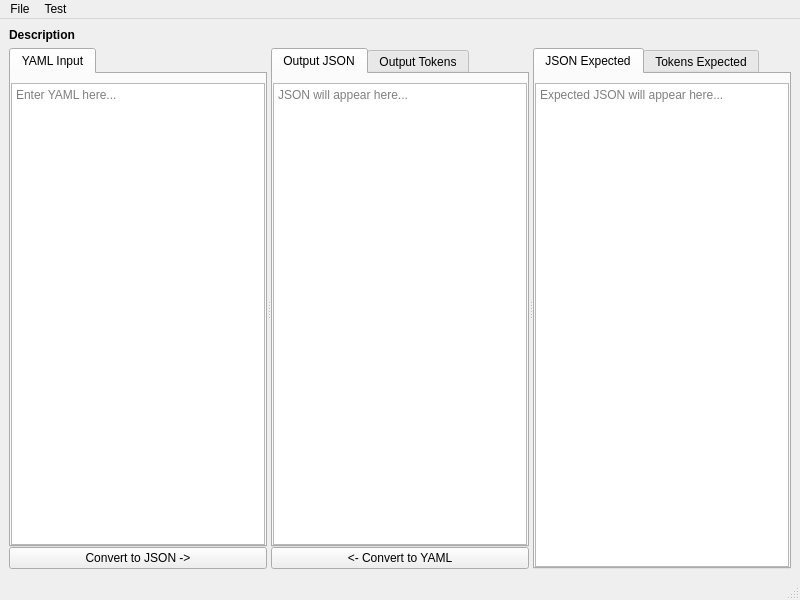
Above: Examples/JsonYamlToJsonTestSuite/mainwindow.ui from g-gualeni/QtNoid2 before the change. Below: the same form after it.
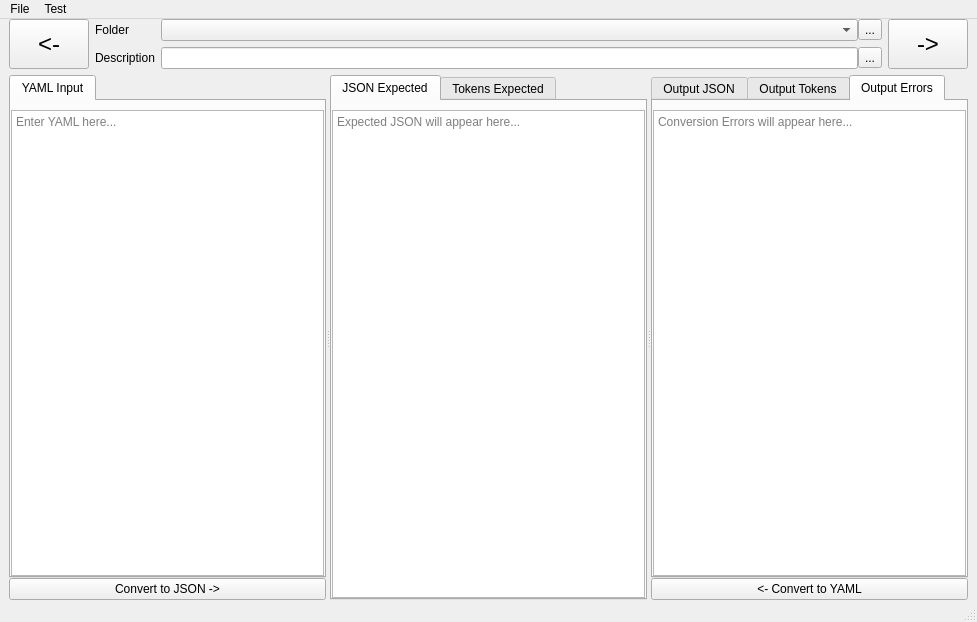
That is the form after the change. The open tabs and pages were chosen to show the change. Custom widgets are drawn as their Qt base class.

Diff of the .ui file:
```diff
--- a/Examples/JsonYamlToJsonTestSuite/mainwindow.ui
+++ b/Examples/JsonYamlToJsonTestSuite/mainwindow.ui
@@ -6,27 +6,139 @@
    <rect>
     <x>0</x>
     <y>0</y>
-    <width>800</width>
-    <height>600</height>
+    <width>977</width>
+    <height>622</height>
    </rect>
   </property>
   <property name="windowTitle">
    <string>YAML to JSON Test Suite</string>
   </property>
   <widget class="QWidget" name="centralwidget">
-   <layout class="QVBoxLayout" name="verticalLayout" stretch="0,1">
+   <layout class="QVBoxLayout" name="verticalLayout_12" stretch="0,1">
+    <property name="spacing">
+     <number>6</number>
+    </property>
+    <property name="topMargin">
+     <number>0</number>
+    </property>
+    <property name="bottomMargin">
+     <number>0</number>
+    </property>
     <item>
-     <widget class="QLabel" name="lblDescription">
-      <property name="styleSheet">
-       <string notr="true">font-weight:bold</string>
-      </property>
-      <property name="text">
-       <string>Description</string>
-      </property>
-      <property name="wordWrap">
-       <bool>true</bool>
-      </property>
-     </widget>
+     <layout class="QHBoxLayout" name="horizontalLayout_2" stretch="0,0,1,0">
+      <item>
+       <widget class="QPushButton" name="cmdPrevious">
+        <property name="sizePolicy">
+         <sizepolicy hsizetype="Preferred" vsizetype="Expanding">
+          <horstretch>0</horstretch>
+          <verstretch>0</verstretch>
+         </sizepolicy>
+        </property>
+        <property name="font">
+         <font>
+          <pointsize>18</pointsize>
+         </font>
+        </property>
+        <property name="toolTip">
+         <string>Previous example</string>
+        </property>
+        <property name="text">
+         <string>&lt;-</string>
+        </property>
+       </widget>
+      </item>
+      <item>
+       <layout class="QVBoxLayout" name="verticalLayout_10">
+        <item>
+         <widget class="QLabel" name="label">
+          <property name="text">
+           <string>Folder</string>
+          </property>
+         </widget>
+        </item>
+        <item>
+         <widget class="QLabel" name="label_2">
+          <property name="text">
+           <string>Description</string>
+          </property>
+         </widget>
+        </item>
+       </layout>
+      </item>
+      <item>
+       <layout class="QVBoxLayout" name="verticalLayout_4">
+        <item>
+         <layout class="QHBoxLayout" name="horizontalLayout_Folder">
+          <property name="spacing">
+           <number>0</number>
+          </property>
+          <item>
+           <widget class="FolderComboBox" name="txtFolder">
+            <property name="toolTip">
+             <string>Collection Folder</string>
+            </property>
+           </widget>
+          </item>
+          <item>
+           <widget class="QToolButton" name="cmdBrowseFolder">
+            <property name="toolTip">
+             <string>Browse Folder</string>
+            </property>
+            <property name="text">
+             <string>...</string>
+            </property>
+           </widget>
+          </item>
+         </layout>
+        </item>
+        <item>
+         <layout class="QHBoxLayout" name="horizontalLayout">
+          <property name="spacing">
+           <number>0</number>
+          </property>
+          <item>
+           <widget class="QLineEdit" name="txtDescription">
+            <property name="toolTip">
+             <string>Example description</string>
+            </property>
+           </widget>
+          </item>
+          <item>
+           <widget class="QToolButton" name="cmdSaveDescription">
+            <property name="toolTip">
+             <string>Save Description</string>
+            </property>
+            <property name="text">
+             <string>...</string>
+            </property>
+           </widget>
+          </item>
+         </layout>
+        </item>
+       </layout>
+      </item>
+      <item>
+       <widget class="QPushButton" name="cmdNext">
+        <property name="sizePolicy">
+         <sizepolicy hsizetype="Preferred" vsizetype="Expanding">
+          <horstretch>0</horstretch>
+          <verstretch>0</verstretch>
+         </sizepolicy>
+        </property>
+        <property name="font">
+         <font>
+          <pointsize>18</pointsize>
+         </font>
+        </property>
+        <property name="toolTip">
+         <string>Next example</string>
+        </property>
+        <property name="text">
+         <string>-&gt;</string>
+        </property>
+       </widget>
+      </item>
+     </layout>
     </item>
     <item>
      <widget class="QSplitter" name="splitter">
@@ -80,6 +192,69 @@
         </item>
        </layout>
       </widget>
+      <widget class="QWidget" name="verticalLayoutWidget">
+       <layout class="QVBoxLayout" name="verticalLayout">
+        <property name="spacing">
+         <number>0</number>
+        </property>
+        <item>
+         <widget class="QTabWidget" name="tabWidget">
+          <property name="currentIndex">
+           <number>1</number>
+          </property>
+          <widget class="QWidget" name="tabJsonExpected">
+           <attribute name="title">
+            <string>JSON Expected</string>
+           </attribute>
+           <layout class="QVBoxLayout" name="verticalLayout_11">
+            <property name="leftMargin">
+             <number>0</number>
+            </property>
+            <property name="rightMargin">
+             <number>0</number>
+            </property>
+            <property name="bottomMargin">
+             <number>0</number>
+            </property>
+            <item>
+             <widget class="QPlainTextEdit" name="txtJsonExpected">
+              <property name="placeholderText">
+               <string>Expected JSON will appear here...</string>
+              </property>
+             </widget>
+            </item>
+           </layout>
+          </widget>
+          <widget class="QWidget" name="tabTokensExpected">
+           <attribute name="title">
+            <string>Tokens Expected</string>
+           </attribute>
+           <layout class="QVBoxLayout" name="verticalLayout_5">
+            <property name="spacing">
+             <number>0</number>
+            </property>
+            <property name="leftMargin">
+             <number>0</number>
+            </property>
+            <property name="rightMargin">
+             <number>0</number>
+            </property>
+            <property name="bottomMargin">
+             <number>0</number>
+            </property>
+            <item>
+             <widget class="QPlainTextEdit" name="txtTokensExpected">
+              <property name="placeholderText">
+               <string>Expected tokens will appear here...</string>
+              </property>
+             </widget>
+            </item>
+           </layout>
+          </widget>
+         </widget>
+        </item>
+       </layout>
+      </widget>
       <widget class="QWidget" name="layoutWidgetOutput">
        <layout class="QVBoxLayout" name="verticalLayout_7">
         <property name="spacing">
@@ -139,6 +314,29 @@
             </item>
            </layout>
           </widget>
+          <widget class="QWidget" name="tabOutputErrors">
+           <attribute name="title">
+            <string>Output Errors</string>
+           </attribute>
+           <layout class="QVBoxLayout" name="verticalLayout_9">
+            <property name="leftMargin">
+             <number>0</number>
+            </property>
+            <property name="rightMargin">
+             <number>0</number>
+            </property>
+            <property name="bottomMargin">
+             <number>0</number>
+            </property>
+            <item>
+             <widget class="QPlainTextEdit" name="txtErrorOutput">
+              <property name="placeholderText">
+               <string>Conversion Errors will appear here...</string>
+              </property>
+             </widget>
+            </item>
+           </layout>
+          </widget>
          </widget>
         </item>
         <item>
@@ -150,57 +348,6 @@
         </item>
        </layout>
       </widget>
-      <widget class="QTabWidget" name="tabWidget">
-       <property name="currentIndex">
-        <number>0</number>
-       </property>
-       <widget class="QWidget" name="tabJsonExpected">
-        <attribute name="title">
-         <string>JSON Expected</string>
-        </attribute>
-        <layout class="QVBoxLayout" name="verticalLayout_4">
-         <property name="leftMargin">
-          <number>0</number>
-         </property>
-         <property name="rightMargin">
-          <number>0</number>
-         </property>
-         <property name="bottomMargin">
-          <number>0</number>
-         </property>
-         <item>
-          <widget class="QPlainTextEdit" name="txtJsonExpected">
-           <property name="placeholderText">
-            <string>Expected JSON will appear here...</string>
-           </property>
-          </widget>
-         </item>
-        </layout>
-       </widget>
-       <widget class="QWidget" name="tabTokensExpected">
-        <attribute name="title">
-         <string>Tokens Expected</string>
-        </attribute>
-        <layout class="QVBoxLayout" name="verticalLayout_5">
-         <property name="leftMargin">
-          <number>0</number>
-         </property>
-         <property name="rightMargin">
-          <number>0</number>
-         </property>
-         <property name="bottomMargin">
-          <number>0</number>
-         </property>
-         <item>
-          <widget class="QPlainTextEdit" name="txtTokensExpected">
-           <property name="placeholderText">
-            <string>Expected tokens will appear here...</string>
-           </property>
-          </widget>
-         </item>
-        </layout>
-       </widget>
-      </widget>
      </widget>
     </item>
    </layout>
@@ -210,7 +357,7 @@
     <rect>
      <x>0</x>
      <y>0</y>
-     <width>800</width>
+     <width>977</width>
      <height>22</height>
     </rect>
    </property>
@@ -259,6 +406,13 @@
    </property>
   </action>
  </widget>
+ <customwidgets>
+  <customwidget>
+   <class>FolderComboBox</class>
+   <extends>QComboBox</extends>
+   <header>foldercombobox.h</header>
+  </customwidget>
+ </customwidgets>
  <resources/>
  <connections/>
 </ui>
```
Left out of the diff: 8 changed lines with no effect on the pictures.
